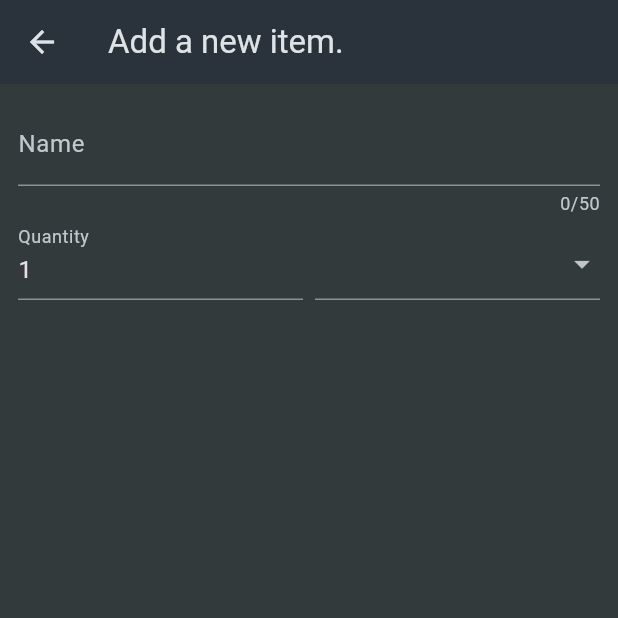
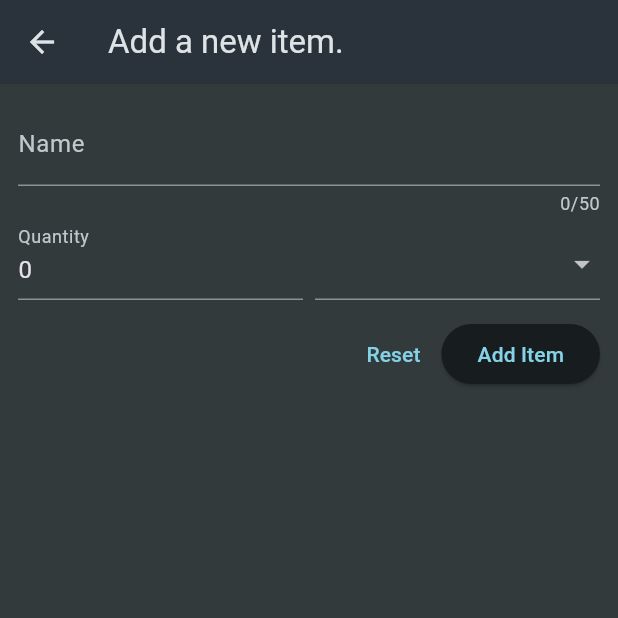
Before and after one commit to analyst097/shopping_list, a Flutter app: the screen it shows after launch, after a tap on the "add" icon, on a phone screen of 412 x 824 dp, the top half of it. Run offline on Flutter 3.47's test engine with Material 3 defaults, Android fonts, the phone set to English and light mode, and no system bars.

Commit message:
submit logic, remove item, form data management, etc.

```diff
--- a/lib/widgets/grocery_list.dart
+++ b/lib/widgets/grocery_list.dart
@@ -1,7 +1,6 @@
 import 'package:flutter/material.dart';
 import 'package:shopping_list/widgets/new_item.dart';
-
-import '../data/dummy_items.dart';
+import '../models/grocery_item.dart';
 
 class GroceryList extends StatefulWidget {
   const GroceryList({super.key});
@@ -11,9 +10,25 @@
 }
 
 class _GroceryListState extends State<GroceryList> {
-  void addItem() {
-    Navigator.of(context)
-        .push(MaterialPageRoute(builder: (ctx) => const NewItem()));
+  final List<GroceryItem> _groceryItems = [];
+
+  void addItem() async {
+    final newItem = await Navigator.of(context).push<GroceryItem>(
+        MaterialPageRoute(builder: (ctx) => const NewItem()));
+
+    if (newItem == null) {
+      return;
+    }
+
+    setState(() {
+      _groceryItems.add(newItem);
+    });
+  }
+
+  void _removeItem(GroceryItem item) {
+    setState(() {
+      _groceryItems.remove(item);
+    });
   }
 
   @override
@@ -24,15 +39,21 @@
         actions: [IconButton(onPressed: addItem, icon: const Icon(Icons.add))],
       ),
       body: ListView.builder(
-          itemCount: groceryItems.length,
-          itemBuilder: (ctx, index) => ListTile(
-                title: Text(groceryItems[index].name),
-                leading: Container(
-                  width: 24,
-                  height: 24,
-                  color: groceryItems[index].category.color,
+          itemCount: _groceryItems.length,
+          itemBuilder: (ctx, index) => Dismissible(
+                onDismissed: (direction) {
+                  _removeItem(_groceryItems[index]);
+                },
+                key: ValueKey(_groceryItems[index].id),
+                child: ListTile(
+                  title: Text(_groceryItems[index].name),
+                  leading: Container(
+                    width: 24,
+                    height: 24,
+                    color: _groceryItems[index].category.color,
+                  ),
+                  trailing: Text(_groceryItems[index].quantity.toString()),
                 ),
-                trailing: Text(groceryItems[index].quantity.toString()),
               )),
     );
   }
--- a/lib/widgets/new_item.dart
+++ b/lib/widgets/new_item.dart
@@ -1,5 +1,7 @@
 import 'package:flutter/material.dart';
 import 'package:shopping_list/data/categories.dart';
+import 'package:shopping_list/models/category.dart';
+import 'package:shopping_list/models/grocery_item.dart';
 
 class NewItem extends StatefulWidget {
   const NewItem({super.key});
@@ -9,6 +11,22 @@
 }
 
 class _NewItemState extends State<NewItem> {
+  final _formKey = GlobalKey<FormState>();
+  var _enteredName = '';
+  var _enteredQuantity = 0;
+  var _selectedCategory = categories[Categories.vegetables];
+
+  void _saveItem() {
+    if (_formKey.currentState!.validate()) {
+      _formKey.currentState!.save();
+      Navigator.of(context).pop(GroceryItem(
+          id: DateTime.now().toString(),
+          name: _enteredName,
+          quantity: _enteredQuantity,
+          category: _selectedCategory!));
+    }
+  }
+
   @override
   Widget build(BuildContext context) {
     return Scaffold(
@@ -18,13 +36,23 @@
       body: Padding(
         padding: const EdgeInsets.all(12),
         child: Form(
+            key: _formKey,
             child: Column(
               children: [
                 TextFormField(
                   maxLength: 50,
                   decoration: const InputDecoration(label: Text("Name")),
                   validator: (value) {
-                return 'Demo..';
+                    if (value == null ||
+                        value.isEmpty ||
+                        value.trim().length <= 1 ||
+                        value.trim().length > 50) {
+                      return 'Error';
+                    }
+                    return null;
+                  },
+                  onSaved: (value) {
+                    _enteredName = value!;
                   },
                 ),
                 Row(
@@ -32,8 +60,22 @@
                   children: [
                     Expanded(
                       child: TextFormField(
-                    decoration: const InputDecoration(label: Text("Quantity")),
-                    initialValue: '1',
+                        keyboardType: TextInputType.number,
+                        decoration:
+                            const InputDecoration(label: Text("Quantity")),
+                        initialValue: _enteredQuantity.toString(),
+                        validator: (value) {
+                          if (value == null ||
+                              value.isEmpty ||
+                              int.tryParse(value) == null ||
+                              int.tryParse(value)! <= 0) {
+                            return 'Must a valid, positive number  ';
+                          }
+                          return null;
+                        },
+                        onSaved: (value) {
+                          _enteredQuantity = int.parse(value!);
+                        },
                       ),
                     ),
                     const SizedBox(
@@ -59,9 +101,28 @@
                                   ],
                                 ))
                         ],
-                    onChanged: (value) {},
+                        onChanged: (value) {
+                          setState(() {
+                            _selectedCategory = value!;
+                          });
+                        },
                       ),
                     )
+                  ],
+                ),
+                const SizedBox(
+                  height: 12,
+                ),
+                Row(
+                  mainAxisAlignment: MainAxisAlignment.end,
+                  children: [
+                    TextButton(
+                        onPressed: () {
+                          _formKey.currentState!.reset();
+                        },
+                        child: const Text('Reset')),
+                    ElevatedButton(
+                        onPressed: _saveItem, child: const Text("Add Item"))
                   ],
                 )
               ],
```
Also changed, not shown: 2 other files. Lines whose indentation alone changed are shown as unchanged.
